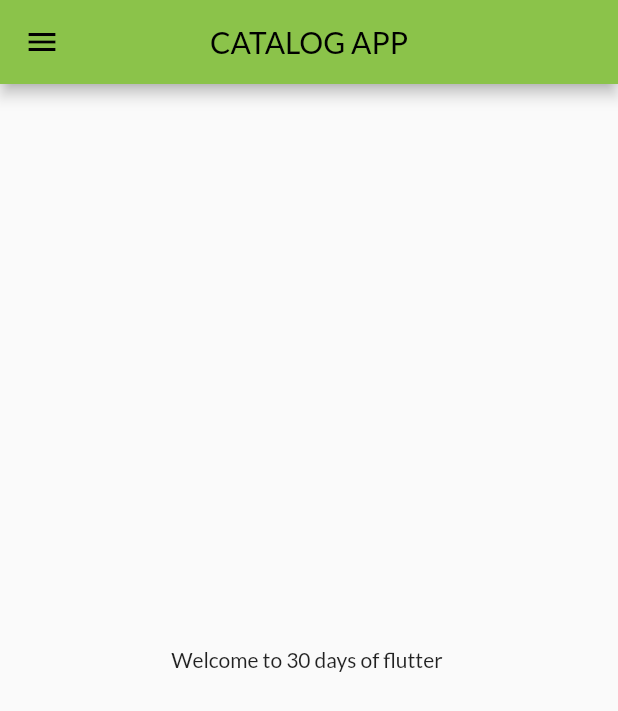
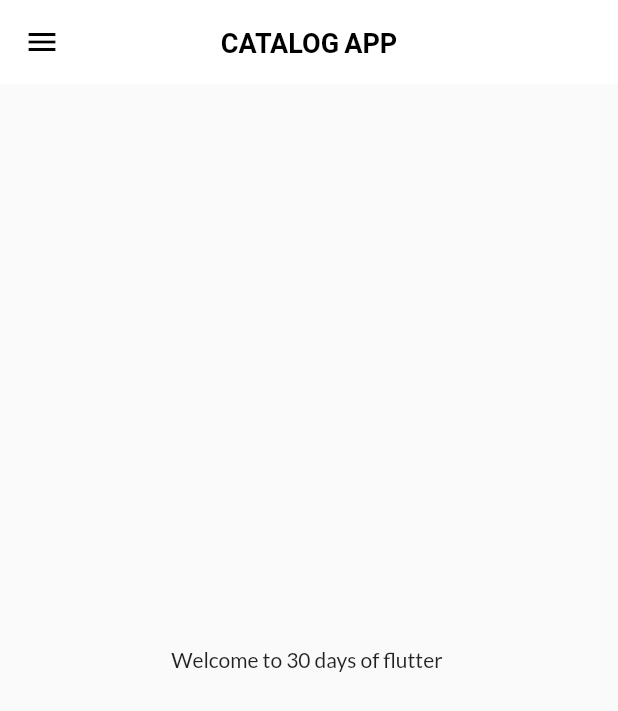
Before and after one commit to ZxCrocky/flutter_catalog, a Flutter app: the screen it shows after launch, on a phone screen of 412 x 824 dp. Shown: the top 711 px of the screen. Run offline on Flutter 3.47's test engine with Material 2 defaults, Android fonts, the phone set to English and light mode, and no system bars; our stand-ins replace google_fonts.

Commit message:
Day 10 completed

```diff
--- a/lib/main.dart
+++ b/lib/main.dart
@@ -2,6 +2,7 @@ import 'package:flutter/material.dart';
 import 'package:flutter_catalog/pages/home_page.dart';
 import 'package:flutter_catalog/pages/login_page.dart';
 import 'package:flutter_catalog/utils/routes.dart';
+import 'package:flutter_catalog/widgets/themes.dart';
 import 'package:google_fonts/google_fonts.dart';
 
 void main() {
@@ -16,13 +17,8 @@ class MyWidget extends StatelessWidget {
     return MaterialApp(
       // home: HomePage(),
       themeMode: ThemeMode.light,
-      theme: ThemeData(
-        primarySwatch: Colors.lightGreen,
-        fontFamily: GoogleFonts.lato().fontFamily,
-      ),
-      darkTheme: ThemeData(
-        brightness: Brightness.dark,
-      ),
+      theme: MyTheme.lightTheme(context),
+      darkTheme: MyTheme.darkTheme(context),
       initialRoute:MyRoutes.homeRoute,
       routes: {
         "/": (context) => LoginPage(),
--- /dev/null
+++ b/lib/models/catalog.dart
@@ -0,0 +1,13 @@
+class Item {
+  final String id;
+  final String name;
+  final String description;
+  final num price;
+  final String color;
+  final String image;
+
+  //constructor
+  Item(
+    this.id, this.name, this.description, this.price, this.color, this.image
+  );
+}
--- /dev/null
+++ b/lib/widgets/themes.dart
@@ -0,0 +1,28 @@
+import 'package:flutter/material.dart';
+import 'package:flutter/material.dart';
+import 'package:google_fonts/google_fonts.dart';
+
+class MyTheme {
+  static ThemeData lightTheme(BuildContext context) => ThemeData(
+    primarySwatch: Colors.lightGreen,
+    fontFamily: GoogleFonts.lato().fontFamily,
+    appBarTheme:
+    const AppBarTheme(
+    color:
+      Colors.white,
+      elevation: 0.0,
+      iconTheme:
+        IconThemeData(color: Colors.black),
+        titleTextStyle:
+          TextStyle(
+          color:
+          Colors.black,
+          fontSize: 18,
+          fontWeight: FontWeight.bold
+          ),
+    )
+  );
+  static ThemeData darkTheme(BuildContext context) => ThemeData(
+      brightness: Brightness.dark,
+  );
+}
```
